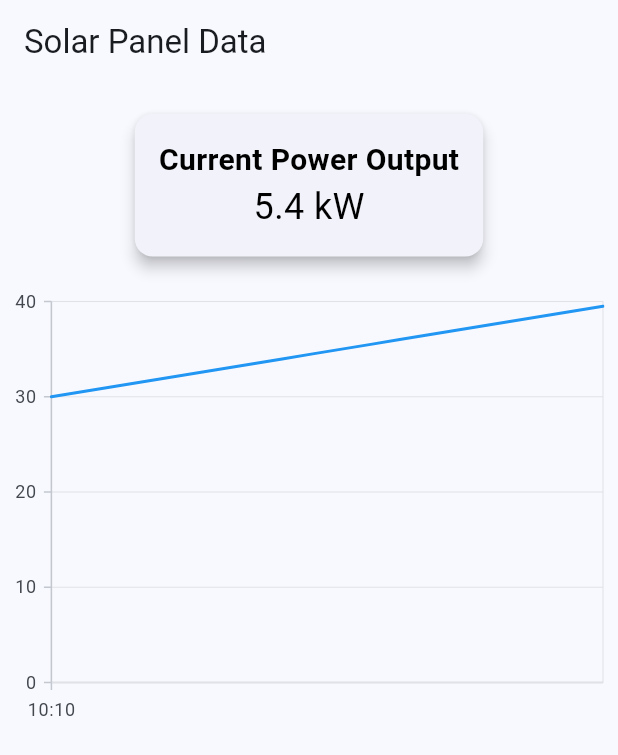
After one commit to TechyMT/circuitSlingers-tataPowerHackathon, a Flutter app: the screen it shows after launch, on a phone screen of 412 x 824 dp. The commit adds this screen. Shown: the top 755 px of the screen. Run offline on Flutter 3.47's test engine with Material 2 defaults, Android fonts, the light colour scheme and no system bars; our stand-ins replace animated_splash_screen, get, syncfusion_flutter_charts, weather.

Commit message:
UI components

```diff
--- a/circuitslingers/lib/main.dart
+++ b/circuitslingers/lib/main.dart
@@ -1,7 +1,10 @@
+import 'package:circuitslingers/views/Weather.dart';
 import 'package:circuitslingers/views/newsPage.dart';
+import 'package:circuitslingers/views/solarDataPanel.dart';
 import 'package:circuitslingers/views/splashscreen.dart';
 import 'package:flutter/material.dart';
 import 'package:get/get.dart';
+import 'package:weather/weather.dart';
 
 //0bc05e4fd0574e81aa4de8e8e1388d1d
 void main() {
@@ -18,13 +21,13 @@ class MyApp extends StatelessWidget {
         theme: ThemeData(
           textTheme: TextTheme(
             bodyMedium: TextStyle(
-              color: Colors.white, // Set the default text color here
+              color: Colors.black,
             ),
           ),
           primaryColor: Colors.blue,
           colorScheme: ColorScheme.fromSeed(seedColor: Colors.blue),
           useMaterial3: true,
         ),
-        home: NewsPage());
+        home: SolarPanelScreen());
   }
 }
--- /dev/null
+++ b/circuitslingers/lib/models/SolarData.dart
@@ -0,0 +1,10 @@
+import 'package:flutter/material.dart';
+import 'package:syncfusion_flutter_charts/charts.dart';
+
+class SolarData {
+  final DateTime time;
+  final double powerOutput;
+  final double energyGenerated;
+
+  SolarData(this.time, this.powerOutput, this.energyGenerated);
+}
--- /dev/null
+++ b/circuitslingers/lib/views/solarDataPanel.dart
@@ -0,0 +1,84 @@
+import 'package:circuitslingers/models/SolarData.dart';
+import 'package:flutter/material.dart';
+import 'package:syncfusion_flutter_charts/charts.dart';
+
+class SolarPanelScreen extends StatefulWidget {
+  SolarPanelScreen();
+
+  @override
+  State<SolarPanelScreen> createState() => _SolarPanelScreenState();
+}
+
+class _SolarPanelScreenState extends State<SolarPanelScreen> {
+  @override
+  void initState() {
+    generateRandomSolarData(20);
+    super.initState();
+  }
+
+  final List<SolarData> data = [];
+
+  List<SolarData> generateRandomSolarData(int count) {
+    final DateTime now = DateTime.now();
+
+    for (int i = 0; i < count; i++) {
+      final DateTime time = now.subtract(Duration(minutes: count - i));
+      final double powerOutput = 3.5 + (i / 10);
+      final double energyGenerated = 30 + (i * 0.5);
+
+      data.add(SolarData(time, powerOutput, energyGenerated));
+    }
+
+    return data;
+  }
+
+  @override
+  Widget build(BuildContext context) {
+    return Scaffold(
+      appBar: AppBar(
+        title: Text('Solar Panel Data'),
+      ),
+      body: Column(
+        children: [
+          // Real-time power output display
+          Padding(
+            padding: const EdgeInsets.all(16.0),
+            child: Card(
+              elevation: 4,
+              child: Padding(
+                padding: const EdgeInsets.all(16.0),
+                child: Column(
+                  children: [
+                    Text(
+                      'Current Power Output',
+                      style:
+                          TextStyle(fontSize: 20, fontWeight: FontWeight.bold),
+                    ),
+                    Text(
+                      '${data.last.powerOutput} kW',
+                      style: TextStyle(fontSize: 24),
+                    ),
+                  ],
+                ),
+              ),
+            ),
+          ),
+
+          // Energy generated chart
+          SfCartesianChart(
+            primaryXAxis: DateTimeAxis(),
+            series: <LineSeries<SolarData, DateTime>>[
+              LineSeries<SolarData, DateTime>(
+                dataSource: data,
+                xValueMapper: (SolarData sales, _) => sales.time,
+                yValueMapper: (SolarData sales, _) => sales.energyGenerated,
+                name: 'Energy Generated (kWh)',
+                color: Colors.blue,
+              ),
+            ],
+          ),
+        ],
+      ),
+    );
+  }
+}
--- a/circuitslingers/pubspec.yaml
+++ b/circuitslingers/pubspec.yaml
@@ -41,6 +41,8 @@ dependencies:
   flutter_svg: ^2.0.8
   intl: ^0.18.1
   google_fonts: ^6.1.0
+  weather: ^3.1.1
+  syncfusion_flutter_charts: ^23.1.42
 
 dev_dependencies:
   flutter_test:
@@ -67,7 +69,7 @@ flutter:
   assets:
     - assets/landing.gif
     - assets/background.jpg
-
+    - assets/weather.jpg
   # An image asset can refer to one or more resolution-specific "variants", see
   # https://flutter.dev/assets-and-images/#resolution-aware
 
```
Also changed, not shown: circuitslingers/lib/models/WeatherData.dart (added, +28 -0 lines), circuitslingers/lib/models/WeatherDetailCard.dart (added, +42 -0 lines), circuitslingers/lib/networking.dart (+23 -6 lines), circuitslingers/lib/views/Weather.dart (added, +96 -0 lines), circuitslingers/assets/weather.jpg (added), circuitslingers/pubspec.lock.
